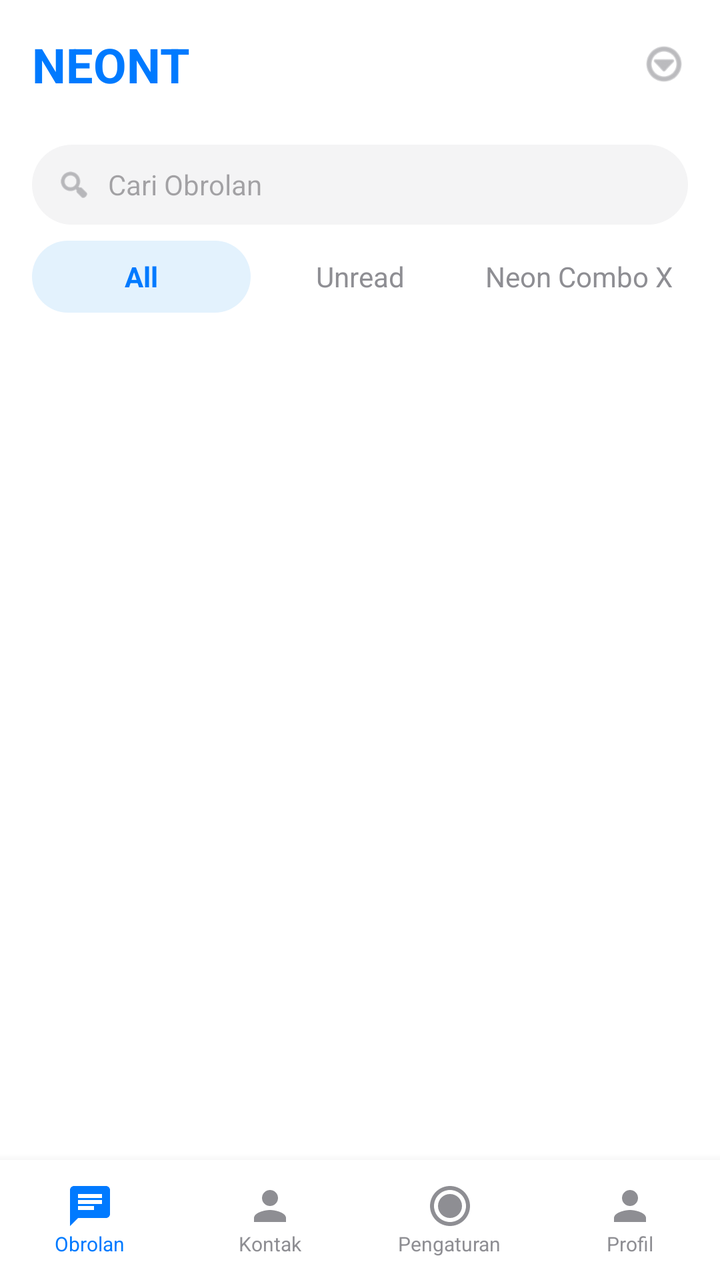
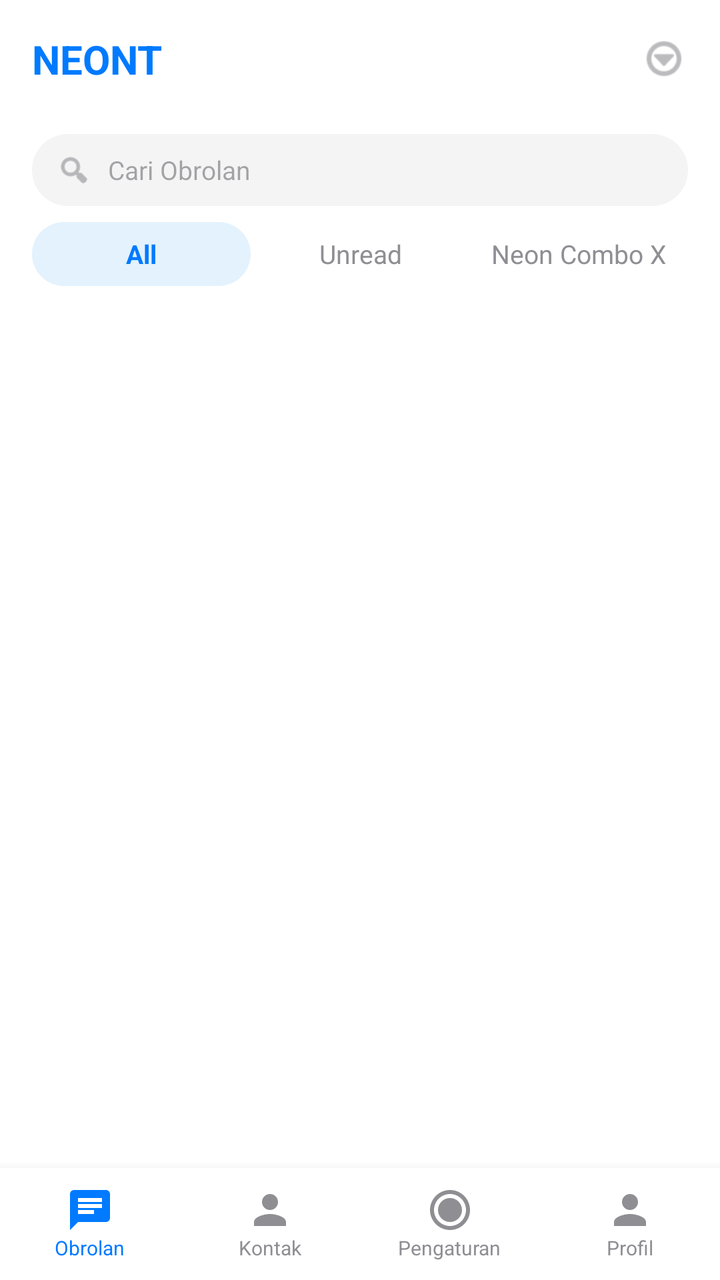

The first picture is an Android layout as it rendered before a commit; the second is the same layout after the commit. The layout source and the unified diff follow.
<!-- AndroidManifest.xml: application theme Theme.Material3.Light.NoActionBar -->
<!-- res/layout/activity_home.xml -->
<?xml version="1.0" encoding="utf-8"?>
<androidx.constraintlayout.widget.ConstraintLayout xmlns:android="http://schemas.android.com/apk/res/android"
    xmlns:app="http://schemas.android.com/apk/res-auto"
    android:layout_width="match_parent" android:layout_height="match_parent"
    android:background="@color/tg_bg">

    
    <LinearLayout android:id="@+id/headerHome" android:layout_width="match_parent" android:layout_height="wrap_content"
        android:orientation="horizontal" android:padding="16dp" android:gravity="center_vertical"
        app:layout_constraintTop_toTopOf="parent">
        <TextView android:layout_width="0dp" android:layout_height="wrap_content" android:layout_weight="1"
            android:text="NEONT" android:textColor="@color/tg_blue" android:textSize="24sp" android:textStyle="bold"/>
        <ImageView android:id="@+id/btnMenuTop" android:layout_width="24dp" android:layout_height="24dp"
            android:src="@android:drawable/ic_menu_more" app:tint="@color/tg_text_gray"/>
    </LinearLayout>

    
    <LinearLayout android:id="@+id/layoutSearch" android:layout_width="match_parent" android:layout_height="40dp"
        android:background="@drawable/bg_search_telegram" android:orientation="horizontal"
        android:gravity="center_vertical" android:paddingStart="12dp" android:paddingEnd="12dp"
        android:layout_marginStart="16dp" android:layout_marginEnd="16dp" android:layout_marginTop="8dp"
        app:layout_constraintTop_toBottomOf="@id/headerHome">

        <ImageView android:layout_width="18dp" android:layout_height="18dp"
            android:src="@android:drawable/ic_menu_search" app:tint="@color/tg_text_gray"/>

        <EditText android:id="@+id/etSearchHome" android:layout_width="0dp" android:layout_height="match_parent"
            android:layout_weight="1" android:hint="Cari Obrolan" android:background="@android:color/transparent"
            android:paddingStart="8dp" android:textColor="@color/tg_text" android:textSize="14sp" android:inputType="text"
            android:importantForAutofill="no" android:focusable="true" android:focusableInTouchMode="true"/>
    </LinearLayout>

    
    <LinearLayout android:id="@+id/layoutTabs" android:layout_width="match_parent" android:layout_height="36dp"
        android:orientation="horizontal" android:layout_marginStart="16dp" android:layout_marginEnd="16dp"
        android:layout_marginTop="8dp" app:layout_constraintTop_toBottomOf="@id/layoutSearch">

        <TextView android:id="@+id/tabAll" android:layout_width="0dp" android:layout_height="match_parent" android:layout_weight="1"
            android:text="All" android:gravity="center" android:textColor="@color/tg_blue"
            android:textStyle="bold" android:textSize="14sp" android:background="@drawable/bg_tab_active"/>

        <TextView android:id="@+id/tabUnread" android:layout_width="0dp" android:layout_height="match_parent" android:layout_weight="1"
            android:text="Unread" android:gravity="center" android:textColor="@color/tg_text_gray" android:textSize="14sp"/>

        <TextView android:id="@+id/tabNeon" android:layout_width="0dp" android:layout_height="match_parent" android:layout_weight="1"
            android:text="Neon Combo X" android:gravity="center" android:textColor="@color/tg_text_gray" android:textSize="14sp"/>
    </LinearLayout>

    
    <androidx.recyclerview.widget.RecyclerView android:id="@+id/rvChats"
        android:layout_width="match_parent" android:layout_height="0dp"
        android:layout_marginTop="8dp"
        app:layout_constraintTop_toBottomOf="@id/layoutTabs"
        app:layout_constraintBottom_toTopOf="@id/bottomNav"/>

    
    <LinearLayout android:id="@+id/bottomNav" android:layout_width="match_parent" android:layout_height="60dp"
        android:background="@color/tg_bg" android:elevation="8dp" android:orientation="horizontal"
        app:layout_constraintBottom_toBottomOf="parent">

        <LinearLayout android:layout_width="0dp" android:layout_height="match_parent" android:layout_weight="1" android:orientation="vertical" android:gravity="center" android:background="?attr/selectableItemBackground">
            <ImageView android:id="@+id/btnNavChat" android:layout_width="24dp" android:layout_height="24dp" android:src="@drawable/ic_wa_chat" app:tint="@color/tg_blue"/>
            <TextView android:layout_width="wrap_content" android:layout_height="wrap_content" android:text="Obrolan" android:textSize="10sp" android:textColor="@color/tg_blue"/>
        </LinearLayout>

        <LinearLayout android:layout_width="0dp" android:layout_height="match_parent" android:layout_weight="1" android:orientation="vertical" android:gravity="center" android:background="?attr/selectableItemBackground">
            <ImageView android:id="@+id/btnNavContacts" android:layout_width="24dp" android:layout_height="24dp" android:src="@drawable/ic_wa_profile" app:tint="@color/tg_text_gray"/>
            <TextView android:layout_width="wrap_content" android:layout_height="wrap_content" android:text="Kontak" android:textSize="10sp" android:textColor="@color/tg_text_gray"/>
        </LinearLayout>

        <LinearLayout android:layout_width="0dp" android:layout_height="match_parent" android:layout_weight="1" android:orientation="vertical" android:gravity="center" android:background="?attr/selectableItemBackground">
            <ImageView android:id="@+id/btnNavSettings" android:layout_width="24dp" android:layout_height="24dp" android:src="@drawable/ic_wa_status" app:tint="@color/tg_text_gray"/>
            <TextView android:layout_width="wrap_content" android:layout_height="wrap_content" android:text="Pengaturan" android:textSize="10sp" android:textColor="@color/tg_text_gray"/>
        </LinearLayout>

        <LinearLayout android:layout_width="0dp" android:layout_height="match_parent" android:layout_weight="1" android:orientation="vertical" android:gravity="center" android:background="?attr/selectableItemBackground">
            <ImageView android:id="@+id/btnNavProfile" android:layout_width="24dp" android:layout_height="24dp" android:src="@drawable/ic_wa_profile" app:tint="@color/tg_text_gray"/>
            <TextView android:layout_width="wrap_content" android:layout_height="wrap_content" android:text="Profil" android:textSize="10sp" android:textColor="@color/tg_text_gray"/>
        </LinearLayout>
    </LinearLayout>

    
    <TextView android:id="@+id/tvBadge" android:layout_width="20dp" android:layout_height="20dp"
        android:background="@drawable/bg_badge" android:text="0" android:textColor="#FFFFFF"
        android:textSize="10sp" android:textStyle="bold" android:gravity="center"
        android:visibility="gone" app:layout_constraintTop_toTopOf="@id/bottomNav"
        app:layout_constraintBottom_toBottomOf="@id/bottomNav" app:layout_constraintStart_toStartOf="@id/bottomNav"
        app:layout_constraintEnd_toStartOf="@id/bottomNav" app:layout_constraintHorizontal_bias="0.12" android:layout_marginTop="8dp"/>
</androidx.constraintlayout.widget.ConstraintLayout>
<!-- resources referenced by this layout -->
<resources>
  <color name="tg_bg">#FFFFFF</color>
  <color name="tg_blue">#007AFF</color>
  <color name="tg_text">#000000</color>
  <color name="tg_text_gray">#8E8E93</color>
  <!-- drawable bg_badge (drawable) -->
  <?xml version="1.0" encoding="utf-8"?>
  <shape xmlns:android="http://schemas.android.com/apk/res/android" android:shape="oval">
      <solid android:color="#FF3B30" />
  </shape>
  <!-- drawable bg_search_telegram (drawable) -->
  <?xml version="1.0" encoding="utf-8"?>
  <shape xmlns:android="http://schemas.android.com/apk/res/android">
      <solid android:color="@color/tg_bg_gray" />
      <corners android:radius="20dp" />
  </shape>
  <!-- drawable bg_tab_active (drawable) -->
  <?xml version="1.0" encoding="utf-8"?>
  <shape xmlns:android="http://schemas.android.com/apk/res/android">
      <solid android:color="#E3F2FD" />
      <corners android:radius="20dp" />
  </shape>
  <!-- drawable ic_wa_chat (drawable) -->
  <vector xmlns:android="http://schemas.android.com/apk/res/android" android:width="24dp" android:height="24dp" android:viewportWidth="24" android:viewportHeight="24">
      <path android:fillColor="#000000" android:pathData="M20,2H4c-1.1,0 -2,0.9 -2,2v18l4,-4h14c1.1,0 2,-0.9 2,-2V4c0,-1.1 -0.9,-2 -2,-2zM6,9h12v2H6V9zM14,14H6v-2h8V14zM18,8H6V6h12V8z"/>
  </vector>
  <!-- drawable ic_wa_profile (drawable) -->
  <vector xmlns:android="http://schemas.android.com/apk/res/android" android:width="24dp" android:height="24dp" android:viewportWidth="24" android:viewportHeight="24">
      <path android:fillColor="#000000" android:pathData="M12,12c2.21,0 4,-1.79 4,-4s-1.79,-4 -4,-4 -4,1.79 -4,4 1.79,4 4,4zM12,14c-2.67,0 -8,1.34 -8,4v2h16v-2c0,-2.66 -5.33,-4 -8,-4z"/>
  </vector>
  <!-- drawable ic_wa_status (drawable) -->
  <vector xmlns:android="http://schemas.android.com/apk/res/android" android:width="24dp" android:height="24dp" android:viewportWidth="24" android:viewportHeight="24">
      <path android:fillColor="#000000" android:pathData="M12,2C6.48,2 2,6.48 2,12s4.48,10 10,10 10,-4.48 10,-10S17.52,2 12,2zM12,20c-4.41,0 -8,-3.59 -8,-8s3.59,-8 8,-8 8,3.59 8,8 -3.59,8 -8,8zM12,6c-3.31,0 -6,2.69 -6,6s2.69,6 6,6 6,-2.69 6,-6 -2.69,-6 -6,-6z"/>
  </vector>
  <color name="tg_bg_gray">#F4F4F5</color>
</resources>

<!-- the commit's change to res/layout/activity_home.xml (unified diff, before → after) -->
@@ -1,62 +1,68 @@
 <?xml version="1.0" encoding="utf-8"?>
-<androidx.constraintlayout.widget.ConstraintLayout xmlns:android="http://schemas.android.com/apk/res/android"
+<androidx.coordinatorlayout.widget.CoordinatorLayout
+    xmlns:android="http://schemas.android.com/apk/res/android"
     xmlns:app="http://schemas.android.com/apk/res-auto"
-    android:layout_width="match_parent" android:layout_height="match_parent"
+    android:layout_width="match_parent"
+    android:layout_height="match_parent"
     android:background="@color/tg_bg">
 
     
-    <LinearLayout android:id="@+id/headerHome" android:layout_width="match_parent" android:layout_height="wrap_content"
-        android:orientation="horizontal" android:padding="16dp" android:gravity="center_vertical"
-        app:layout_constraintTop_toTopOf="parent">
-        <TextView android:layout_width="0dp" android:layout_height="wrap_content" android:layout_weight="1"
-            android:text="NEONT" android:textColor="@color/tg_blue" android:textSize="24sp" android:textStyle="bold"/>
-        <ImageView android:id="@+id/btnMenuTop" android:layout_width="24dp" android:layout_height="24dp"
-            android:src="@android:drawable/ic_menu_more" app:tint="@color/tg_text_gray"/>
+    <LinearLayout
+        android:layout_width="match_parent"
+        android:layout_height="match_parent"
+        android:orientation="vertical"
+        app:layout_behavior="@string/appbar_scrolling_view_behavior">
+
+        
+        <LinearLayout android:id="@+id/headerHome" android:layout_width="match_parent" android:layout_height="wrap_content"
+            android:orientation="horizontal" android:padding="16dp" android:gravity="center_vertical">
+            <TextView android:layout_width="0dp" android:layout_height="wrap_content" android:layout_weight="1"
+                android:text="NEONT" android:textColor="@color/tg_blue" android:textSize="20sp" android:textStyle="bold"/>
+            <ImageView android:id="@+id/btnMenuTop" android:layout_width="24dp" android:layout_height="24dp"
+                android:src="@android:drawable/ic_menu_more" app:tint="@color/tg_text_gray"/>
+        </LinearLayout>
+
+        
+        <LinearLayout android:id="@+id/layoutSearch" android:layout_width="match_parent" android:layout_height="36dp"
+            android:background="@drawable/bg_search_telegram" android:orientation="horizontal"
+            android:gravity="center_vertical" android:paddingStart="12dp" android:paddingEnd="12dp"
+            android:layout_marginStart="16dp" android:layout_marginEnd="16dp" android:layout_marginTop="8dp">
+
+            <ImageView android:layout_width="18dp" android:layout_height="18dp"
+                android:src="@android:drawable/ic_menu_search" app:tint="@color/tg_text_gray"/>
+
+            <EditText android:id="@+id/etSearchHome" android:layout_width="0dp" android:layout_height="match_parent"
+                android:layout_weight="1" android:hint="Cari Obrolan" android:background="@android:color/transparent"
+                android:paddingStart="8dp" android:textColor="@color/tg_text" android:textSize="13sp" android:inputType="text"
+                android:importantForAutofill="no" android:focusable="true" android:focusableInTouchMode="true"/>
+        </LinearLayout>
+
+        
+        <LinearLayout android:id="@+id/layoutTabs" android:layout_width="match_parent" android:layout_height="32dp"
+            android:orientation="horizontal" android:layout_marginStart="16dp" android:layout_marginEnd="16dp"
+            android:layout_marginTop="8dp">
+
+            <TextView android:id="@+id/tabAll" android:layout_width="0dp" android:layout_height="match_parent" android:layout_weight="1"
+                android:text="All" android:gravity="center" android:textColor="@color/tg_blue"
+                android:textStyle="bold" android:textSize="13sp" android:background="@drawable/bg_tab_active"/>
+
+            <TextView android:id="@+id/tabUnread" android:layout_width="0dp" android:layout_height="match_parent" android:layout_weight="1"
+                android:text="Unread" android:gravity="center" android:textColor="@color/tg_text_gray" android:textSize="13sp"/>
+
+            <TextView android:id="@+id/tabNeon" android:layout_width="0dp" android:layout_height="match_parent" android:layout_weight="1"
+                android:text="Neon Combo X" android:gravity="center" android:textColor="@color/tg_text_gray" android:textSize="13sp"/>
+        </LinearLayout>
+
+        
+        <androidx.recyclerview.widget.RecyclerView android:id="@+id/rvChats"
+            android:layout_width="match_parent" android:layout_height="0dp" android:layout_weight="1"
+            android:layout_marginTop="8dp" />
     </LinearLayout>
 
     
-    <LinearLayout android:id="@+id/layoutSearch" android:layout_width="match_parent" android:layout_height="40dp"
-        android:background="@drawable/bg_search_telegram" android:orientation="horizontal"
-        android:gravity="center_vertical" android:paddingStart="12dp" android:paddingEnd="12dp"
-        android:layout_marginStart="16dp" android:layout_marginEnd="16dp" android:layout_marginTop="8dp"
-        app:layout_constraintTop_toBottomOf="@id/headerHome">
-
-        <ImageView android:layout_width="18dp" android:layout_height="18dp"
-            android:src="@android:drawable/ic_menu_search" app:tint="@color/tg_text_gray"/>
-
-        <EditText android:id="@+id/etSearchHome" android:layout_width="0dp" android:layout_height="match_parent"
-            android:layout_weight="1" android:hint="Cari Obrolan" android:background="@android:color/transparent"
-            android:paddingStart="8dp" android:textColor="@color/tg_text" android:textSize="14sp" android:inputType="text"
-            android:importantForAutofill="no" android:focusable="true" android:focusableInTouchMode="true"/>
-    </LinearLayout>
-
-    
-    <LinearLayout android:id="@+id/layoutTabs" android:layout_width="match_parent" android:layout_height="36dp"
-        android:orientation="horizontal" android:layout_marginStart="16dp" android:layout_marginEnd="16dp"
-        android:layout_marginTop="8dp" app:layout_constraintTop_toBottomOf="@id/layoutSearch">
-
-        <TextView android:id="@+id/tabAll" android:layout_width="0dp" android:layout_height="match_parent" android:layout_weight="1"
-            android:text="All" android:gravity="center" android:textColor="@color/tg_blue"
-            android:textStyle="bold" android:textSize="14sp" android:background="@drawable/bg_tab_active"/>
-
-        <TextView android:id="@+id/tabUnread" android:layout_width="0dp" android:layout_height="match_parent" android:layout_weight="1"
-            android:text="Unread" android:gravity="center" android:textColor="@color/tg_text_gray" android:textSize="14sp"/>
-
-        <TextView android:id="@+id/tabNeon" android:layout_width="0dp" android:layout_height="match_parent" android:layout_weight="1"
-            android:text="Neon Combo X" android:gravity="center" android:textColor="@color/tg_text_gray" android:textSize="14sp"/>
-    </LinearLayout>
-
-    
-    <androidx.recyclerview.widget.RecyclerView android:id="@+id/rvChats"
-        android:layout_width="match_parent" android:layout_height="0dp"
-        android:layout_marginTop="8dp"
-        app:layout_constraintTop_toBottomOf="@id/layoutTabs"
-        app:layout_constraintBottom_toTopOf="@id/bottomNav"/>
-
-    
-    <LinearLayout android:id="@+id/bottomNav" android:layout_width="match_parent" android:layout_height="60dp"
+    <LinearLayout android:id="@+id/bottomNav" android:layout_width="match_parent" android:layout_height="56dp"
         android:background="@color/tg_bg" android:elevation="8dp" android:orientation="horizontal"
-        app:layout_constraintBottom_toBottomOf="parent">
+        android:layout_gravity="bottom">
 
         <LinearLayout android:layout_width="0dp" android:layout_height="match_parent" android:layout_weight="1" android:orientation="vertical" android:gravity="center" android:background="?attr/selectableItemBackground">
             <ImageView android:id="@+id/btnNavChat" android:layout_width="24dp" android:layout_height="24dp" android:src="@drawable/ic_wa_chat" app:tint="@color/tg_blue"/>
@@ -83,7 +89,8 @@
     <TextView android:id="@+id/tvBadge" android:layout_width="20dp" android:layout_height="20dp"
         android:background="@drawable/bg_badge" android:text="0" android:textColor="#FFFFFF"
         android:textSize="10sp" android:textStyle="bold" android:gravity="center"
-        android:visibility="gone" app:layout_constraintTop_toTopOf="@id/bottomNav"
-        app:layout_constraintBottom_toBottomOf="@id/bottomNav" app:layout_constraintStart_toStartOf="@id/bottomNav"
-        app:layout_constraintEnd_toStartOf="@id/bottomNav" app:layout_constraintHorizontal_bias="0.12" android:layout_marginTop="8dp"/>
-</androidx.constraintlayout.widget.ConstraintLayout>
+        android:visibility="gone"
+        android:layout_gravity="bottom|start"
+        android:layout_marginStart="24dp"
+        android:layout_marginBottom="32dp"/>
+</androidx.coordinatorlayout.widget.CoordinatorLayout>
